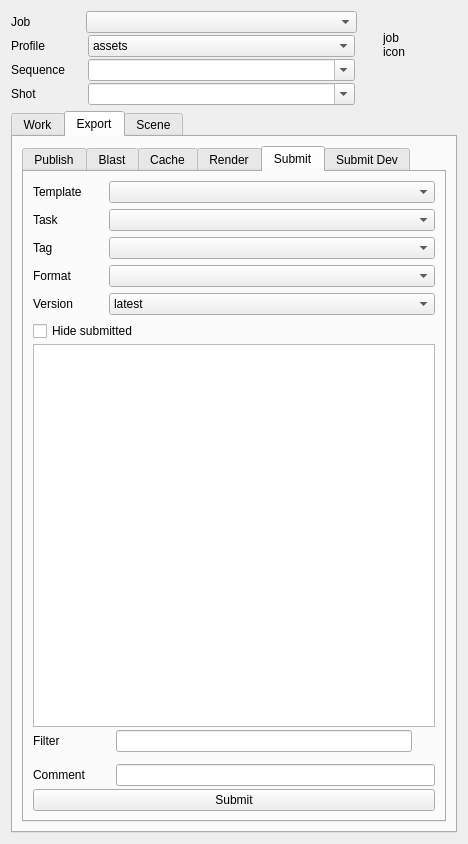
Above: python/pini/tools/helper/pini_helper.ui from CBSDigital/pini-dev before the change. Below: the same form after it.
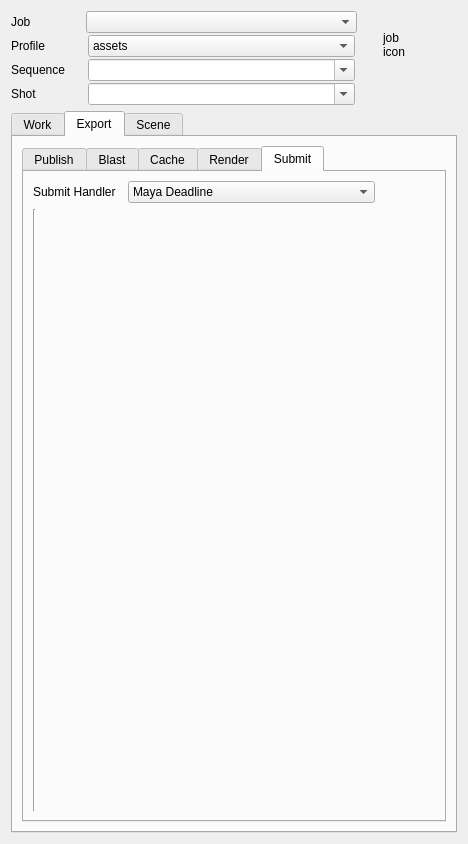
That is the form after the change. The open tabs and pages were chosen to show the change. Icons and pictures are not drawn. Custom widgets are drawn as their Qt base class.

What changed in the file:
```diff
--- a/python/pini/tools/helper/pini_helper.ui
+++ b/python/pini/tools/helper/pini_helper.ui
@@ -505,6 +505,12 @@
       <layout class="QGridLayout" name="gridLayout_2">
        <item row="0" column="0">
         <widget class="CTabWidget" name="EExportPane">
+         <property name="minimumSize">
+          <size>
+           <width>95</width>
+           <height>0</height>
+          </size>
+         </property>
          <property name="currentIndex">
           <number>5</number>
          </property>
@@ -979,374 +985,6 @@
           <attribute name="title">
            <string>Submit</string>
           </attribute>
-          <layout class="QGridLayout" name="gridLayout_16">
-           <item row="0" column="1">
-            <layout class="QVBoxLayout" name="verticalLayout_9">
-             <item>
-              <layout class="QHBoxLayout" name="horizontalLayout_11">
-               <item>
-                <widget class="QLabel" name="SOutputTaskLabel_3">
-                 <property name="minimumSize">
-                  <size>
-                   <width>70</width>
-                   <height>0</height>
-                  </size>
-                 </property>
-                 <property name="maximumSize">
-                  <size>
-                   <width>55</width>
-                   <height>16777215</height>
-                  </size>
-                 </property>
-                 <property name="text">
-                  <string>Template</string>
-                 </property>
-                </widget>
-               </item>
-               <item>
-                <widget class="CComboBox" name="ESubmitTemplate"/>
-               </item>
-              </layout>
-             </item>
-             <item>
-              <layout class="QHBoxLayout" name="horizontalLayout_10">
-               <item>
-                <widget class="QLabel" name="SOutputTaskLabel_2">
-                 <property name="minimumSize">
-                  <size>
-                   <width>70</width>
-                   <height>0</height>
-                  </size>
-                 </property>
-                 <property name="maximumSize">
-                  <size>
-                   <width>55</width>
-                   <height>16777215</height>
-                  </size>
-                 </property>
-                 <property name="text">
-                  <string>Task</string>
-                 </property>
-                </widget>
-               </item>
-               <item>
-                <widget class="CComboBox" name="ESubmitTask"/>
-               </item>
-              </layout>
-             </item>
-             <item>
-              <layout class="QHBoxLayout" name="horizontalLayout_19">
-               <item>
-                <widget class="QLabel" name="SOutputTaskLabel_6">
-                 <property name="minimumSize">
-                  <size>
-                   <width>70</width>
-                   <height>0</height>
-                  </size>
-                 </property>
-                 <property name="maximumSize">
-                  <size>
-                   <width>55</width>
-                   <height>16777215</height>
-                  </size>
-                 </property>
-                 <property name="text">
-                  <string>Tag</string>
-                 </property>
-                </widget>
-               </item>
-               <item>
-                <widget class="CComboBox" name="ESubmitTag"/>
-               </item>
-              </layout>
-             </item>
-             <item>
-              <layout class="QHBoxLayout" name="horizontalLayout_13">
-               <item>
-                <widget class="QLabel" name="SOutputTaskLabel_4">
-                 <property name="minimumSize">
-                  <size>
-                   <width>70</width>
-                   <height>0</height>
-                  </size>
-                 </property>
-                 <property name="maximumSize">
-                  <size>
-                   <width>55</width>
-                   <height>16777215</height>
-                  </size>
-                 </property>
-                 <property name="text">
-                  <string>Format</string>
-                 </property>
-                </widget>
-               </item>
-               <item>
-                <widget class="CComboBox" name="ESubmitFormat"/>
-               </item>
-              </layout>
-             </item>
-             <item>
-              <layout class="QHBoxLayout" name="horizontalLayout_20">
-               <item>
-                <widget class="QLabel" name="SOutputTaskLabel_8">
-                 <property name="minimumSize">
-                  <size>
-                   <width>70</width>
-                   <height>0</height>
-                  </size>
-                 </property>
-                 <property name="maximumSize">
-                  <size>
-                   <width>55</width>
-                   <height>16777215</height>
-                  </size>
-                 </property>
-                 <property name="text">
-                  <string>Version</string>
-                 </property>
-                </widget>
-               </item>
-               <item>
-                <widget class="CComboBox" name="ESubmitVersion">
-                 <item>
-                  <property name="text">
-                   <string>latest</string>
-                  </property>
-                 </item>
-                 <item>
-                  <property name="text">
-                   <string>all</string>
-                  </property>
-                 </item>
-                </widget>
-               </item>
-              </layout>
-             </item>
-             <item>
-              <layout class="QVBoxLayout" name="verticalLayout_8">
-               <property name="spacing">
-                <number>3</number>
-               </property>
-               <item>
-                <layout class="QHBoxLayout" name="horizontalLayout_16">
-                 <property name="spacing">
-                  <number>2</number>
-                 </property>
-                 <item>
-                  <widget class="QCheckBox" name="ESubmitHideSubmitted">
-                   <property name="text">
-                    <string>Hide submitted</string>
-                   </property>
-                  </widget>
-                 </item>
-                 <item>
-                  <spacer name="horizontalSpacer_9">
-                   <property name="orientation">
-                    <enum>Qt::Horizontal</enum>
-                   </property>
-                   <property name="sizeHint" stdset="0">
-                    <size>
-                     <width>20</width>
-                     <height>20</height>
-                    </size>
-                   </property>
-                  </spacer>
-                 </item>
-                 <item>
-                  <widget class="QPushButton" name="ESubmitView">
-                   <property name="sizePolicy">
-                    <sizepolicy hsizetype="Fixed" vsizetype="Fixed">
-                     <horstretch>0</horstretch>
-                     <verstretch>0</verstretch>
-                    </sizepolicy>
-                   </property>
-                   <property name="maximumSize">
-                    <size>
-                     <width>20</width>
-                     <height>20</height>
-                    </size>
-                   </property>
-                   <property name="toolTip">
-                    <string>View selected submission</string>
-                   </property>
-                   <property name="text">
-                    <string/>
-                   </property>
-                   <property name="icon">
-                    <iconset>
-                     <normaloff>../../../../../pini-icons/icons/android_12l/icon.3232.png</normaloff>../../../../../pini-icons/icons/android_12l/icon.3232.png</iconset>
-                   </property>
-                   <property name="iconSize">
-                    <size>
-                     <width>20</width>
-                     <height>20</height>
-                    </size>
-                   </property>
-                   <property name="flat">
-                    <bool>true</bool>
-                   </property>
-                  </widget>
-                 </item>
-                 <item>
-                  <widget class="QPushButton" name="ESubmitRefresh">
-                   <property name="maximumSize">
-                    <size>
-                     <width>20</width>
-                     <height>20</height>
-                    </size>
-                   </property>
-                   <property name="toolTip">
-                    <string>Force reread outputs for this entity</string>
-                   </property>
-                   <property name="text">
-                    <string/>
-                   </property>
-                   <property name="icon">
-                    <iconset>
-                     <normaloff>../../../../../pini-icons/icons/android_12l/icon.3198.png</normaloff>../../../../../pini-icons/icons/android_12l/icon.3198.png</iconset>
-                   </property>
-                   <property name="iconSize">
-                    <size>
-                     <width>20</width>
-                     <height>20</height>
-                    </size>
-                   </property>
-                   <property name="flat">
-                    <bool>true</bool>
-                   </property>
-                  </widget>
-                 </item>
-                </layout>
-               </item>
-               <item>
-                <widget class="CListView" name="ESubmitOutputs">
-                 <property name="selectionMode">
-                  <enum>QAbstractItemView::ExtendedSelection</enum>
-                 </property>
-                </widget>
-               </item>
-               <item>
-                <layout class="QGridLayout" name="gridLayout_13">
-                 <property name="horizontalSpacing">
-                  <number>3</number>
-                 </property>
-                 <property name="verticalSpacing">
-                  <number>4</number>
-                 </property>
-                 <item row="0" column="1">
-                  <widget class="CLineEdit" name="ESubmitFilter"/>
-                 </item>
-                 <item row="0" column="2">
-                  <widget class="QPushButton" name="ESubmitFilterClear">
-                   <property name="maximumSize">
-                    <size>
-                     <width>20</width>
-                     <height>20</height>
-                    </size>
-                   </property>
-                   <property name="toolTip">
-                    <string>Clear submit outputs filter</string>
-                   </property>
-                   <property name="text">
-                    <string/>
-                   </property>
-                   <property name="icon">
-                    <iconset>
-                     <normaloff>../../../../../pini-icons/icons/android_12l/icon.3282.png</normaloff>../../../../../pini-icons/icons/android_12l/icon.3282.png</iconset>
-                   </property>
-                   <property name="iconSize">
-                    <size>
-                     <width>20</width>
-                     <height>20</height>
-                    </size>
-                   </property>
-                   <property name="flat">
-                    <bool>true</bool>
-                   </property>
-                  </widget>
-                 </item>
-                 <item row="0" column="0">
-                  <widget class="QLabel" name="SLookdevAttachLabel_5">
-                   <property name="minimumSize">
-                    <size>
-                     <width>80</width>
-                     <height>0</height>
-                    </size>
-                   </property>
-                   <property name="maximumSize">
-                    <size>
-                     <width>100</width>
-                     <height>16777215</height>
-                    </size>
-                   </property>
-                   <property name="text">
-                    <string>Filter </string>
-                   </property>
-                  </widget>
-                 </item>
-                </layout>
-               </item>
-              </layout>
-             </item>
-             <item>
-              <widget class="Line" name="ESubmitCommentLine">
-               <property name="orientation">
-                <enum>Qt::Vertical</enum>
-               </property>
-              </widget>
-             </item>
-             <item>
-              <layout class="QVBoxLayout" name="verticalLayout_2">
-               <property name="spacing">
-                <number>3</number>
-               </property>
-               <item>
-                <layout class="QHBoxLayout" name="horizontalLayout_21">
-                 <property name="spacing">
-                  <number>3</number>
-                 </property>
-                 <item>
-                  <widget class="QLabel" name="ESubmitCommentLabel">
-                   <property name="minimumSize">
-                    <size>
-                     <width>80</width>
-                     <height>0</height>
-                    </size>
-                   </property>
-                   <property name="maximumSize">
-                    <size>
-                     <width>100</width>
-                     <height>16777215</height>
-                    </size>
-                   </property>
-                   <property name="text">
-                    <string>Comment</string>
-                   </property>
-                  </widget>
-                 </item>
-                 <item>
-                  <widget class="CLineEdit" name="ESubmitComment"/>
-                 </item>
-                </layout>
-               </item>
-               <item>
-                <widget class="QPushButton" name="ESubmit">
-                 <property name="text">
-                  <string>Submit</string>
-                 </property>
-                </widget>
-               </item>
-              </layout>
-             </item>
-            </layout>
-           </item>
-          </layout>
-         </widget>
-         <widget class="QWidget" name="ESubmitDevTab">
-          <attribute name="title">
-           <string>Submit Dev</string>
-          </attribute>
           <layout class="QGridLayout" name="gridLayout_7">
            <item row="0" column="0">
             <layout class="QVBoxLayout" name="ESubmitDevTabLyt" stretch="0,0,1">
```
Left out of the diff: 8 changed lines with no effect on the pictures.
